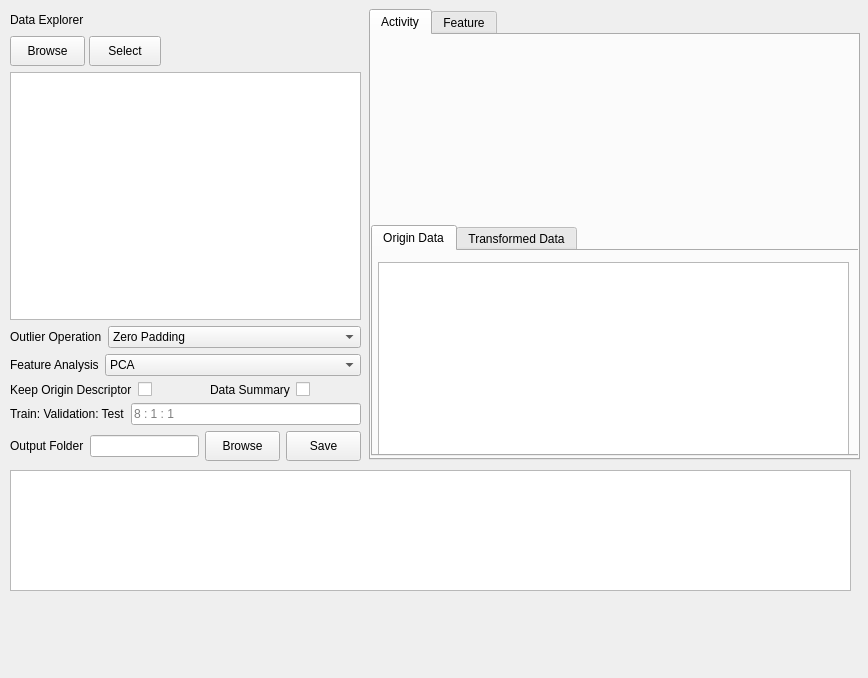
Above: QSAR-UI/mainwindow0.ui from sheMnapion/AI-QSAR before the change. Below: the same form after it.
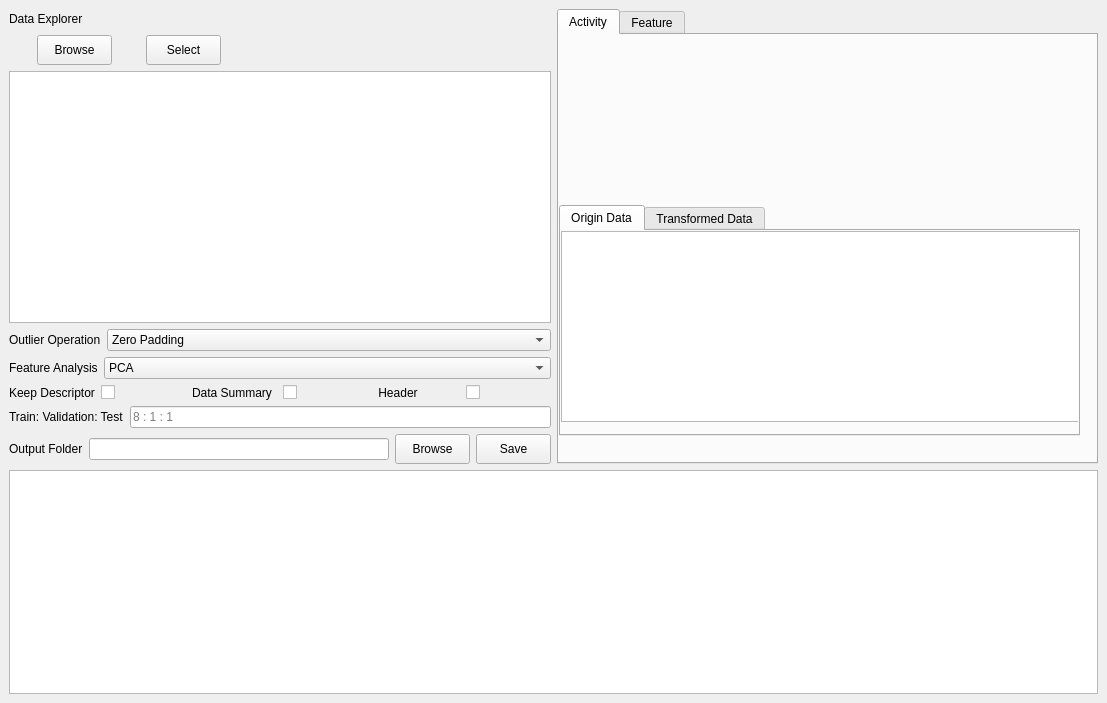
That is the form after the change. The open tabs and pages were chosen to show the change.

Patch:
```diff
--- a/QSAR-UI/mainwindow0.ui
+++ b/QSAR-UI/mainwindow0.ui
@@ -6,12 +6,12 @@
    <rect>
     <x>0</x>
     <y>0</y>
-    <width>868</width>
-    <height>678</height>
+    <width>1107</width>
+    <height>703</height>
    </rect>
   </property>
   <property name="sizePolicy">
-   <sizepolicy hsizetype="Expanding" vsizetype="Preferred">
+   <sizepolicy hsizetype="Expanding" vsizetype="Expanding">
     <horstretch>0</horstretch>
     <verstretch>0</verstretch>
    </sizepolicy>
@@ -20,15 +20,8 @@
    <string>MainWindow</string>
   </property>
   <widget class="QWidget" name="centralwidget">
-   <widget class="QWidget" name="verticalLayoutWidget">
-    <property name="geometry">
-     <rect>
-      <x>10</x>
-      <y>10</y>
-      <width>351</width>
-      <height>451</height>
-     </rect>
-    </property>
+   <layout class="QGridLayout" name="gridLayout">
+    <item row="0" column="0">
     <layout class="QVBoxLayout" name="verticalLayout">
      <item>
       <widget class="QLabel" name="label_3">
@@ -58,7 +51,7 @@
      <item>
       <layout class="QHBoxLayout" name="horizontalLayout">
        <property name="rightMargin">
-        <number>200</number>
+         <number>300</number>
        </property>
        <item>
         <widget class="QPushButton" name="dataBrowseBtn">
@@ -197,7 +190,7 @@
        <item>
         <widget class="QLabel" name="keepOriginDescriptorLabel">
          <property name="text">
-          <string>Keep Origin Descriptor</string>
+           <string>Keep Descriptor</string>
          </property>
         </widget>
        </item>
@@ -214,6 +207,20 @@
        <item>
         <widget class="QCheckBox" name="dataSummaryCheckBox"/>
        </item>
+        <item>
+         <widget class="QLabel" name="label">
+          <property name="text">
+           <string> Header</string>
+          </property>
+         </widget>
+        </item>
+        <item>
+         <widget class="QCheckBox" name="headerCheckBox">
+          <property name="text">
+           <string/>
+          </property>
+         </widget>
+        </item>
       </layout>
      </item>
      <item>
@@ -305,15 +312,24 @@
       </layout>
      </item>
     </layout>
-   </widget>
+    </item>
+    <item row="1" column="0" colspan="2">
+     <widget class="QListWidget" name="infoList">
+      <property name="minimumSize">
+       <size>
+        <width>1083</width>
+        <height>192</height>
+       </size>
+      </property>
+     </widget>
+    </item>
+    <item row="0" column="1">
    <widget class="QTabWidget" name="tabWidget">
-    <property name="geometry">
-     <rect>
-      <x>369</x>
-      <y>9</y>
-      <width>491</width>
-      <height>451</height>
-     </rect>
+      <property name="minimumSize">
+       <size>
+        <width>533</width>
+        <height>455</height>
+       </size>
     </property>
     <property name="currentIndex">
      <number>0</number>
@@ -326,27 +342,57 @@
       <property name="geometry">
        <rect>
         <x>0</x>
-        <y>190</y>
-        <width>491</width>
+          <y>170</y>
+          <width>521</width>
         <height>231</height>
        </rect>
       </property>
+        <property name="minimumSize">
+         <size>
+          <width>0</width>
+          <height>0</height>
+         </size>
+        </property>
+        <property name="maximumSize">
+         <size>
+          <width>16777215</width>
+          <height>16777215</height>
+         </size>
+        </property>
+        <property name="autoFillBackground">
+         <bool>false</bool>
+        </property>
       <property name="currentIndex">
        <number>1</number>
       </property>
       <widget class="QWidget" name="originTab">
+         <property name="sizePolicy">
+          <sizepolicy hsizetype="Expanding" vsizetype="Expanding">
+           <horstretch>0</horstretch>
+           <verstretch>0</verstretch>
+          </sizepolicy>
+         </property>
        <attribute name="title">
         <string>Origin Data</string>
        </attribute>
        <widget class="QListWidget" name="originalDatatList">
         <property name="geometry">
          <rect>
-          <x>5</x>
-          <y>11</y>
-          <width>471</width>
-          <height>211</height>
-         </rect>
-        </property>
+            <x>0</x>
+            <y>0</y>
+            <width>521</width>
+            <height>191</height>
+           </rect>
+          </property>
+          <property name="minimumSize">
+           <size>
+            <width>521</width>
+            <height>191</height>
+           </size>
+          </property>
+          <property name="autoFillBackground">
+           <bool>false</bool>
+          </property>
        </widget>
       </widget>
       <widget class="QWidget" name="transformedTab">
@@ -368,12 +414,27 @@
      <widget class="QWidget" name="plotWidget" native="true">
       <property name="geometry">
        <rect>
-        <x>10</x>
+          <x>0</x>
         <y>0</y>
-        <width>471</width>
-        <height>191</height>
-       </rect>
-      </property>
+          <width>521</width>
+          <height>161</height>
+         </rect>
+        </property>
+        <property name="sizePolicy">
+         <sizepolicy hsizetype="Expanding" vsizetype="Expanding">
+          <horstretch>0</horstretch>
+          <verstretch>0</verstretch>
+         </sizepolicy>
+        </property>
+        <property name="minimumSize">
+         <size>
+          <width>521</width>
+          <height>161</height>
+         </size>
+        </property>
+        <property name="autoFillBackground">
+         <bool>false</bool>
+        </property>
       <layout class="QGridLayout" name="plotLayout"/>
      </widget>
     </widget>
@@ -383,16 +444,8 @@
      </attribute>
     </widget>
    </widget>
-   <widget class="QListWidget" name="infoList">
-    <property name="geometry">
-     <rect>
-      <x>10</x>
-      <y>470</y>
-      <width>841</width>
-      <height>121</height>
-     </rect>
-    </property>
-   </widget>
+    </item>
+   </layout>
   </widget>
   <widget class="QMenuBar" name="menubar">
    <property name="geometry">
```
Left out of the diff: 16 changed lines with no effect on the pictures. Lines whose indentation alone changed are shown as unchanged.
